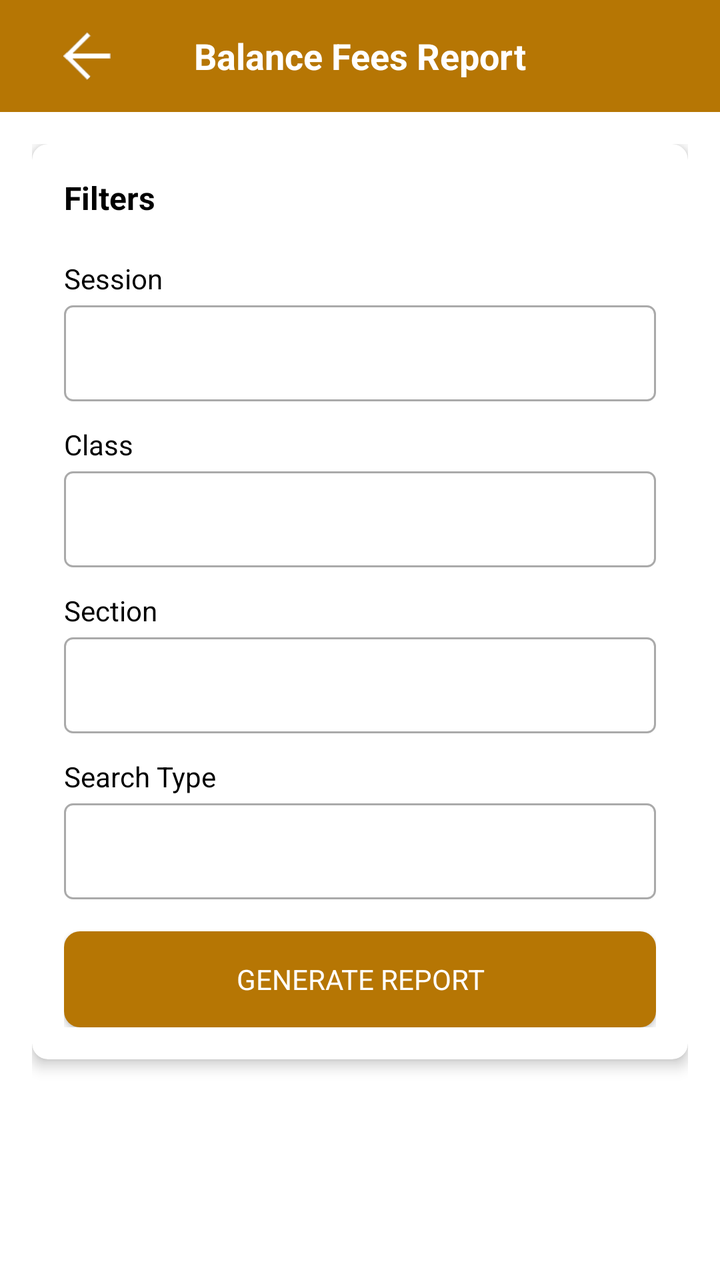
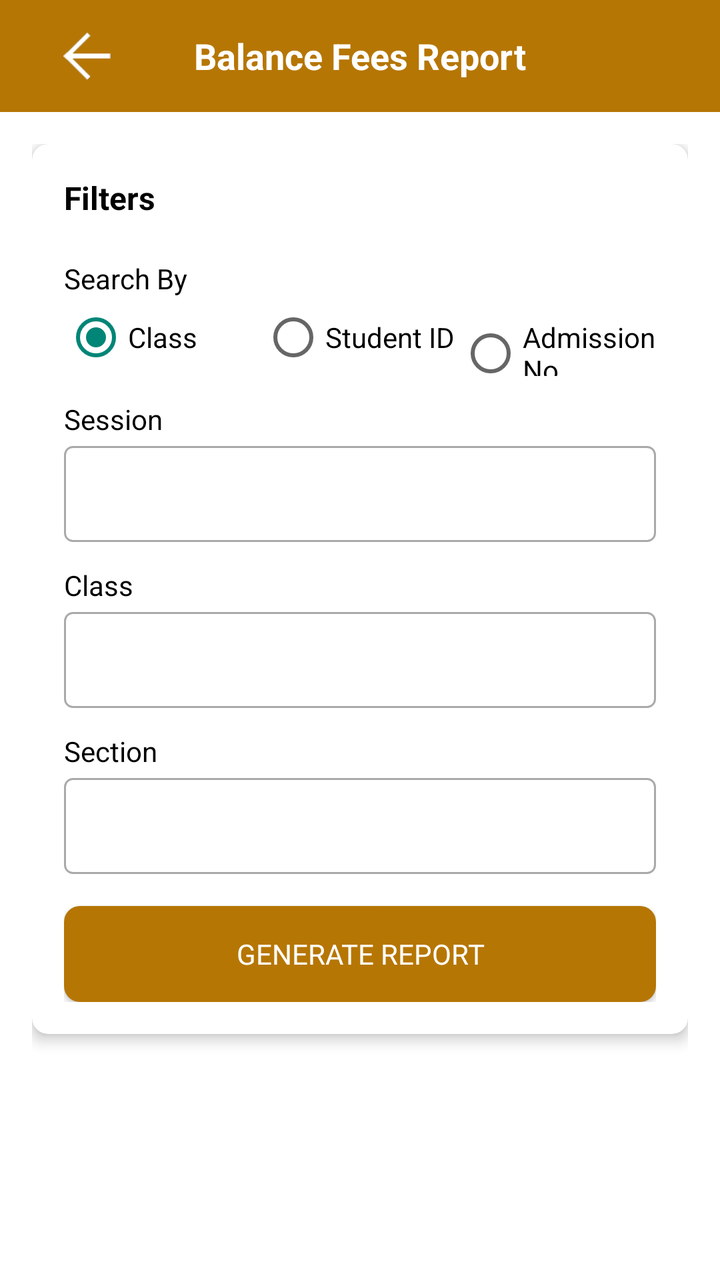

Two renders of the same Android screen: before a commit and after it. Below are the layout's source before the change and the commit's diff.
<!-- AndroidManifest.xml: application theme AppTheme -->
<!-- res/layout/activity_balance_fees_report.xml -->
<?xml version="1.0" encoding="utf-8"?>
<LinearLayout xmlns:android="http://schemas.android.com/apk/res/android"
    xmlns:app="http://schemas.android.com/apk/res-auto"
    android:layout_width="match_parent"
    android:layout_height="match_parent"
    android:orientation="vertical"
    android:background="@color/white">

    
    <FrameLayout
        android:id="@+id/actionBar"
        android:layout_width="match_parent"
        android:layout_height="?attr/actionBarSize"
        android:background="@color/colorPrimary">

        <ImageView
            android:id="@+id/actionBarBackBtn"
            android:layout_width="wrap_content"
            android:layout_height="wrap_content"
            android:layout_gravity="start|center_vertical"
            android:padding="16dp"
            android:src="@drawable/ic_back"
            android:contentDescription="@string/back" />

        <TextView
            android:id="@+id/actionBarTitleTV"
            android:layout_width="wrap_content"
            android:layout_height="wrap_content"
            android:layout_gravity="center"
            android:text="@string/balance_fees_report"
            android:textColor="@color/white"
            android:textSize="18sp"
            android:textStyle="bold" />
    </FrameLayout>

    
    <ScrollView
        android:layout_width="match_parent"
        android:layout_height="match_parent">

        <LinearLayout
            android:layout_width="match_parent"
            android:layout_height="wrap_content"
            android:orientation="vertical"
            android:padding="16dp">

            
            <androidx.cardview.widget.CardView
                android:id="@+id/filtersCard"
                android:layout_width="match_parent"
                android:layout_height="wrap_content"
                android:layout_marginBottom="16dp"
                app:cardCornerRadius="8dp"
                app:cardElevation="4dp">

                <LinearLayout
                    android:layout_width="match_parent"
                    android:layout_height="wrap_content"
                    android:orientation="vertical"
                    android:padding="16dp">

                    <TextView
                        android:layout_width="wrap_content"
                        android:layout_height="wrap_content"
                        android:text="Filters"
                        android:textSize="16sp"
                        android:textStyle="bold"
                        android:textColor="@color/black"
                        android:layout_marginBottom="12dp" />

                    
                    <TextView
                        android:layout_width="wrap_content"
                        android:layout_height="wrap_content"
                        android:text="Session"
                        android:textSize="14sp"
                        android:textColor="@color/black"
                        android:layout_marginTop="8dp" />

                    <Spinner
                        android:id="@+id/sessionSpinner"
                        android:layout_width="match_parent"
                        android:layout_height="wrap_content"
                        android:minHeight="48dp"
                        android:layout_marginTop="4dp"
                        android:background="@drawable/spinner_background" />

                    
                    <TextView
                        android:layout_width="wrap_content"
                        android:layout_height="wrap_content"
                        android:text="Class"
                        android:textSize="14sp"
                        android:textColor="@color/black"
                        android:layout_marginTop="12dp" />

                    <Spinner
                        android:id="@+id/classSpinner"
                        android:layout_width="match_parent"
                        android:layout_height="wrap_content"
                        android:minHeight="48dp"
                        android:layout_marginTop="4dp"
                        android:background="@drawable/spinner_background" />

                    
                    <TextView
                        android:layout_width="wrap_content"
                        android:layout_height="wrap_content"
                        android:text="Section"
                        android:textSize="14sp"
                        android:textColor="@color/black"
                        android:layout_marginTop="12dp" />

                    <Spinner
                        android:id="@+id/sectionSpinner"
                        android:layout_width="match_parent"
                        android:layout_height="wrap_content"
                        android:minHeight="48dp"
                        android:layout_marginTop="4dp"
                        android:background="@drawable/spinner_background" />

                    
                    <TextView
                        android:layout_width="wrap_content"
                        android:layout_height="wrap_content"
                        android:text="Search Type"
                        android:textSize="14sp"
                        android:textColor="@color/black"
                        android:layout_marginTop="12dp" />

                    <Spinner
                        android:id="@+id/searchTypeSpinner"
                        android:layout_width="match_parent"
                        android:layout_height="wrap_content"
                        android:minHeight="48dp"
                        android:layout_marginTop="4dp"
                        android:background="@drawable/spinner_background" />

                    
                    <Button
                        android:id="@+id/generateReportButton"
                        android:layout_width="match_parent"
                        android:layout_height="wrap_content"
                        android:layout_marginTop="16dp"
                        android:text="Generate Report"
                        android:textColor="@color/white"
                        android:background="@drawable/button_background"
                        android:padding="12dp" />
                </LinearLayout>
            </androidx.cardview.widget.CardView>

            
            <ProgressBar
                android:id="@+id/progressBar"
                android:layout_width="wrap_content"
                android:layout_height="wrap_content"
                android:layout_gravity="center"
                android:layout_marginTop="32dp"
                android:visibility="gone" />

            
            <LinearLayout
                android:id="@+id/nodataLayout"
                android:layout_width="match_parent"
                android:layout_height="wrap_content"
                android:orientation="vertical"
                android:gravity="center"
                android:padding="32dp"
                android:visibility="gone">

                <ImageView
                    android:layout_width="100dp"
                    android:layout_height="100dp"
                    android:src="@drawable/ic_no_data"
                    android:contentDescription="No data"
                    android:alpha="0.5" />

                <TextView
                    android:layout_width="wrap_content"
                    android:layout_height="wrap_content"
                    android:text="No data available"
                    android:textSize="16sp"
                    android:textColor="@color/gray"
                    android:layout_marginTop="16dp" />
            </LinearLayout>

            
            <androidx.recyclerview.widget.RecyclerView
                android:id="@+id/reportContentRecyclerView"
                android:layout_width="match_parent"
                android:layout_height="wrap_content"
                android:visibility="gone" />
        </LinearLayout>
    </ScrollView>
</LinearLayout>
<!-- resources referenced by this layout -->
<resources>
  <color name="black">#000000</color>
  <color name="colorPrimary">#B67604</color>
  <color name="gray">#757575</color>
  <color name="white">#ffffff</color>
  <!-- drawable button_background (drawable) -->
  <?xml version="1.0" encoding="utf-8"?>
  <shape xmlns:android="http://schemas.android.com/apk/res/android"
      android:shape="rectangle">
      <solid android:color="@color/colorPrimary" />
      <corners android:radius="8dp" />
  </shape>
  <!-- drawable ic_back: png bitmap (drawable, 16067 bytes) -->
  <!-- drawable ic_no_data (drawable) -->
  <?xml version="1.0" encoding="utf-8"?>
  <vector xmlns:android="http://schemas.android.com/apk/res/android"
      android:width="100dp"
      android:height="100dp"
      android:viewportWidth="24"
      android:viewportHeight="24">
      <path
          android:fillColor="@android:color/darker_gray"
          android:pathData="M12,2C6.48,2 2,6.48 2,12s4.48,10 10,10 10,-4.48 10,-10S17.52,2 12,2zM13,17h-2v-2h2v2zM13,13h-2L11,7h2v6z" />
  </vector>
  <!-- drawable spinner_background (drawable) -->
  <?xml version="1.0" encoding="utf-8"?>
  <shape xmlns:android="http://schemas.android.com/apk/res/android"
      android:shape="rectangle">
      <solid android:color="@android:color/white" />
      <stroke
          android:width="1dp"
          android:color="@android:color/darker_gray" />
      <corners android:radius="4dp" />
      <padding
          android:left="12dp"
          android:top="8dp"
          android:right="12dp"
          android:bottom="8dp" />
  </shape>
  <string name="back">Back</string>
  <string name="balance_fees_report">Balance Fees Report</string>
  <style name="AppTheme" parent="Theme.AppCompat.Light.NoActionBar">
          
          <item name="android:typeface">sans</item>
      </style>
</resources>

<!-- the commit's change to res/layout/activity_balance_fees_report.xml (unified diff, before → after) -->
@@ -72,69 +72,154 @@
                     <TextView
                         android:layout_width="wrap_content"
                         android:layout_height="wrap_content"
-                        android:text="Session"
+                        android:text="Search By"
                         android:textSize="14sp"
                         android:textColor="@color/black"
                         android:layout_marginTop="8dp" />
 
-                    <Spinner
-                        android:id="@+id/sessionSpinner"
-                        android:layout_width="match_parent"
-                        android:layout_height="wrap_content"
-                        android:minHeight="48dp"
-                        android:layout_marginTop="4dp"
-                        android:background="@drawable/spinner_background" />
-
-                    
-                    <TextView
-                        android:layout_width="wrap_content"
-                        android:layout_height="wrap_content"
-                        android:text="Class"
-                        android:textSize="14sp"
-                        android:textColor="@color/black"
-                        android:layout_marginTop="12dp" />
-
-                    <Spinner
-                        android:id="@+id/classSpinner"
-                        android:layout_width="match_parent"
-                        android:layout_height="wrap_content"
-                        android:minHeight="48dp"
-                        android:layout_marginTop="4dp"
-                        android:background="@drawable/spinner_background" />
-
-                    
-                    <TextView
-                        android:layout_width="wrap_content"
-                        android:layout_height="wrap_content"
-                        android:text="Section"
-                        android:textSize="14sp"
-                        android:textColor="@color/black"
-                        android:layout_marginTop="12dp" />
-
-                    <Spinner
-                        android:id="@+id/sectionSpinner"
-                        android:layout_width="match_parent"
-                        android:layout_height="wrap_content"
-                        android:minHeight="48dp"
-                        android:layout_marginTop="4dp"
-                        android:background="@drawable/spinner_background" />
-
-                    
-                    <TextView
-                        android:layout_width="wrap_content"
-                        android:layout_height="wrap_content"
-                        android:text="Search Type"
-                        android:textSize="14sp"
-                        android:textColor="@color/black"
-                        android:layout_marginTop="12dp" />
-
-                    <Spinner
-                        android:id="@+id/searchTypeSpinner"
-                        android:layout_width="match_parent"
-                        android:layout_height="wrap_content"
-                        android:minHeight="48dp"
-                        android:layout_marginTop="4dp"
-                        android:background="@drawable/spinner_background" />
+                    <RadioGroup
+                        android:id="@+id/searchByRadioGroup"
+                        android:layout_width="match_parent"
+                        android:layout_height="wrap_content"
+                        android:orientation="horizontal"
+                        android:layout_marginTop="4dp">
+
+                        <RadioButton
+                            android:id="@+id/searchByClassRadio"
+                            android:layout_width="0dp"
+                            android:layout_height="wrap_content"
+                            android:layout_weight="1"
+                            android:text="Class"
+                            android:checked="true" />
+
+                        <RadioButton
+                            android:id="@+id/searchByStudentIdRadio"
+                            android:layout_width="0dp"
+                            android:layout_height="wrap_content"
+                            android:layout_weight="1"
+                            android:text="Student ID" />
+
+                        <RadioButton
+                            android:id="@+id/searchByAdmissionNoRadio"
+                            android:layout_width="0dp"
+                            android:layout_height="wrap_content"
+                            android:layout_weight="1"
+                            android:text="Admission No" />
+                    </RadioGroup>
+
+                    
+                    <LinearLayout
+                        android:id="@+id/studentIdLayout"
+                        android:layout_width="match_parent"
+                        android:layout_height="wrap_content"
+                        android:orientation="vertical"
+                        android:visibility="gone"
+                        android:layout_marginTop="12dp">
+
+                        <TextView
+                            android:layout_width="wrap_content"
+                            android:layout_height="wrap_content"
+                            android:text="Student ID"
+                            android:textSize="14sp"
+                            android:textColor="@color/black" />
+
+                        <EditText
+                            android:id="@+id/studentIdEditText"
+                            android:layout_width="match_parent"
+                            android:layout_height="wrap_content"
+                            android:minHeight="48dp"
+                            android:layout_marginTop="4dp"
+                            android:hint="Enter Student ID"
+                            android:inputType="number"
+                            android:background="@drawable/spinner_background"
+                            android:padding="12dp" />
+                    </LinearLayout>
+
+                    
+                    <LinearLayout
+                        android:id="@+id/admissionNoLayout"
+                        android:layout_width="match_parent"
+                        android:layout_height="wrap_content"
+                        android:orientation="vertical"
+                        android:visibility="gone"
+                        android:layout_marginTop="12dp">
+
+                        <TextView
+                            android:layout_width="wrap_content"
+                            android:layout_height="wrap_content"
+                            android:text="Admission Number"
+                            android:textSize="14sp"
+                            android:textColor="@color/black" />
+
+                        <EditText
+                            android:id="@+id/admissionNoEditText"
+                            android:layout_width="match_parent"
+                            android:layout_height="wrap_content"
+                            android:minHeight="48dp"
+                            android:layout_marginTop="4dp"
+                            android:hint="Enter Admission Number"
+                            android:inputType="text"
+                            android:background="@drawable/spinner_background"
+                            android:padding="12dp" />
+                    </LinearLayout>
+
+                    
+                    <LinearLayout
+                        android:id="@+id/classFiltersLayout"
+                        android:layout_width="match_parent"
+                        android:layout_height="wrap_content"
+                        android:orientation="vertical">
+
+                        <TextView
+                            android:layout_width="wrap_content"
+                            android:layout_height="wrap_content"
+                            android:text="Session"
+                            android:textSize="14sp"
+                            android:textColor="@color/black"
+                            android:layout_marginTop="12dp" />
+
+                        <Spinner
+                            android:id="@+id/sessionSpinner"
+                            android:layout_width="match_parent"
+                            android:layout_height="wrap_content"
+                            android:minHeight="48dp"
+                            android:layout_marginTop="4dp"
+                            android:background="@drawable/spinner_background" />
+
+                        
+                        <TextView
+                            android:layout_width="wrap_content"
+                            android:layout_height="wrap_content"
+                            android:text="Class"
+                            android:textSize="14sp"
+                            android:textColor="@color/black"
+                            android:layout_marginTop="12dp" />
+
+                        <Spinner
+                            android:id="@+id/classSpinner"
+                            android:layout_width="match_parent"
+                            android:layout_height="wrap_content"
+                            android:minHeight="48dp"
+                            android:layout_marginTop="4dp"
+                            android:background="@drawable/spinner_background" />
+
+                        
+                        <TextView
+                            android:layout_width="wrap_content"
+                            android:layout_height="wrap_content"
+                            android:text="Section"
+                            android:textSize="14sp"
+                            android:textColor="@color/black"
+                            android:layout_marginTop="12dp" />
+
+                        <Spinner
+                            android:id="@+id/sectionSpinner"
+                            android:layout_width="match_parent"
+                            android:layout_height="wrap_content"
+                            android:minHeight="48dp"
+                            android:layout_marginTop="4dp"
+                            android:background="@drawable/spinner_background" />
+                    </LinearLayout>
 
                     
                     <Button
